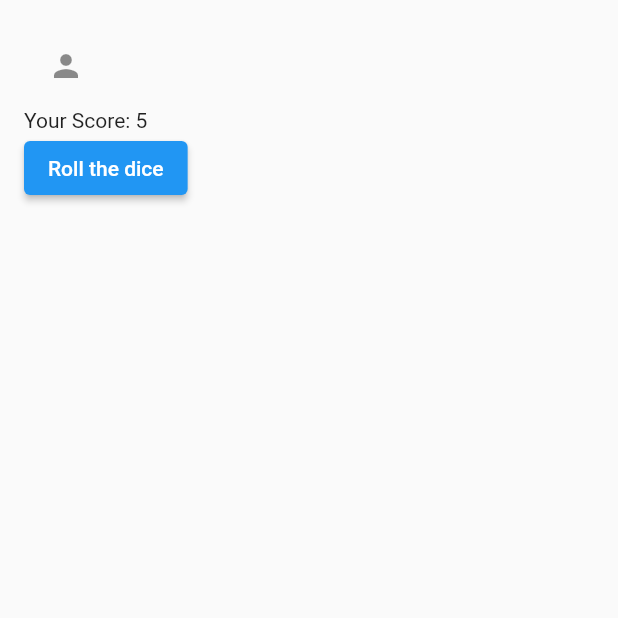
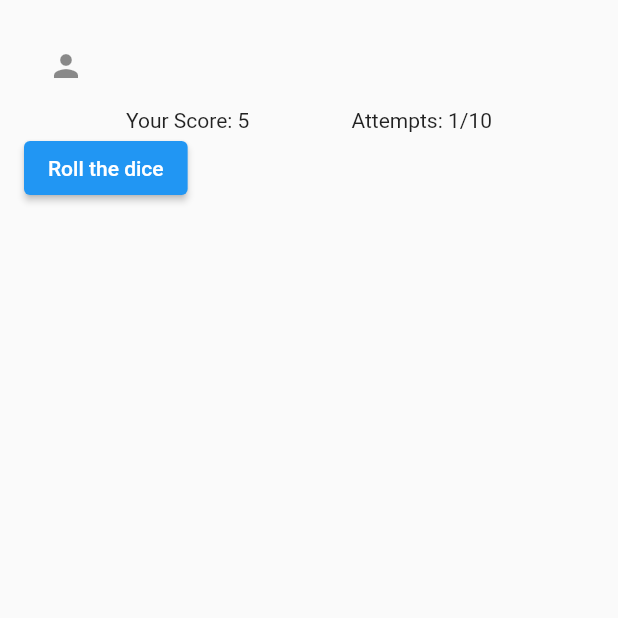
Before and after one commit to nikhilsn/rool_a_dice, a Flutter app: the screen it shows once a user with an empty profile is signed in, after a tap on "Roll the dice", on a phone screen of 412 x 824 dp, the top half of it. Run offline on Flutter 3.47's test engine with Material 2 defaults, Android fonts, the phone set to English and light mode, and no system bars; our stand-ins replace firebase_auth, firebase_core, google_sign_in; accounts and stored records are empty.

Commit message:
attempt restrictions for the game is implemented

```diff
--- /dev/null
+++ b/lib/services/score/attempt_stream.dart
@@ -0,0 +1,18 @@
+import 'dart:async';
+
+class AttemptStream {
+  int _currentAttempts = 0;
+  final StreamController<int> _attemptController = StreamController<int>();
+  // final StreamController<int> _attemptEventController = StreamController<int>();
+
+  Stream<int> get attempts => _attemptController.stream;
+
+  // StreamSink<int> get attemptEventSink => _attemptEventController.sink;
+
+  get increment => () {
+    _currentAttempts++;
+    _attemptController.sink.add(_currentAttempts);
+  };
+
+  int get currentAttempts=>_currentAttempts;
+}
--- a/lib/ui/screens/game_screen.dart
+++ b/lib/ui/screens/game_screen.dart
@@ -5,6 +5,7 @@ import 'package:flutter/material.dart';
 import 'package:provider/provider.dart';
 import 'package:roll_a_dice/services/authentication/google_authentication.dart';
 import 'package:roll_a_dice/services/authentication/user_profile.dart';
+import 'package:roll_a_dice/services/score/attempt_stream.dart';
 import 'package:roll_a_dice/services/score/score_stream.dart';
 
 class GameScreen extends StatefulWidget {
@@ -15,8 +16,8 @@ class GameScreen extends StatefulWidget {
 }
 
 class _GameScreenState extends State<GameScreen> {
-
   final ScoreStream _scoreStream = ScoreStream();
+  final AttemptStream _attemptStream = AttemptStream();
 
   Widget _profileSection() {
     User? user = UserProfileProvider().userProfile;
@@ -33,24 +34,46 @@ class _GameScreenState extends State<GameScreen> {
         ));
   }
 
-  Widget _rollADiceButton(){
-    return ElevatedButton(onPressed: (){
-      int randomDiceValue= 1+ Random().nextInt(7-1);
+  Widget _rollADiceButton() {
+    return ElevatedButton(
+        onPressed: () {
+          if (_attemptStream.currentAttempts != 10) {
+            int randomDiceValue = 1 + Random().nextInt(7 - 1);
             print(randomDiceValue);
             _scoreStream.scoreEvent.add(randomDiceValue);
-    }, child: Text('Roll the dice'));
+            _attemptStream.increment();
+          } else {
+            ScaffoldMessenger.of(context)
+                .showSnackBar(SnackBar(content: Text('You are done')));
+          }
+        },
+        child: Text('Roll the dice'));
   }
 
   Widget _scoreWidget() {
-    return StreamBuilder<int>(
+    return Row(
+      mainAxisAlignment: MainAxisAlignment.spaceEvenly,
+      children: [
+        StreamBuilder<int>(
             stream: _scoreStream.score,
             builder: (context, snapshot) {
-        int currentScore=0;
-        if(snapshot.hasData && snapshot.data!=null){
-          currentScore=snapshot.data!;
+              int currentScore = 0;
+              if (snapshot.hasData && snapshot.data != null) {
+                currentScore = snapshot.data!;
               }
               return Text('Your Score: $currentScore');
-    });
+            }),
+        StreamBuilder<int>(
+            stream: _attemptStream.attempts,
+            builder: (context, snapshot) {
+              int currentAttempt = 0;
+              if (snapshot.hasData && snapshot.data != null) {
+                currentAttempt = snapshot.data!;
+              }
+              return Text('Attempts: $currentAttempt/10');
+            }),
+      ],
+    );
   }
 
   @override
```
Lines whose indentation alone changed are shown as unchanged.
